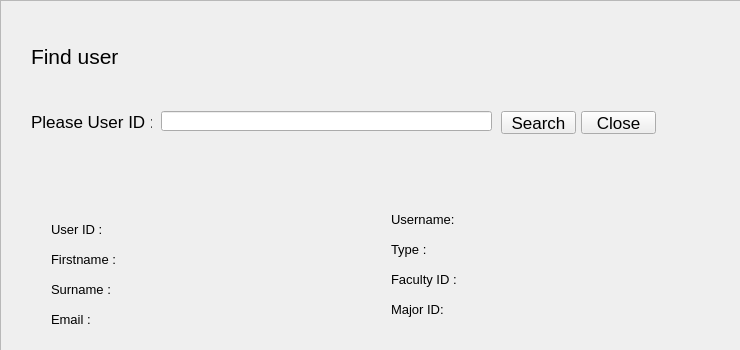
This is resources/UI/FindUsers.ui in Poom1997/gman as Qt 5 draws it before an edit. The edited form follows.
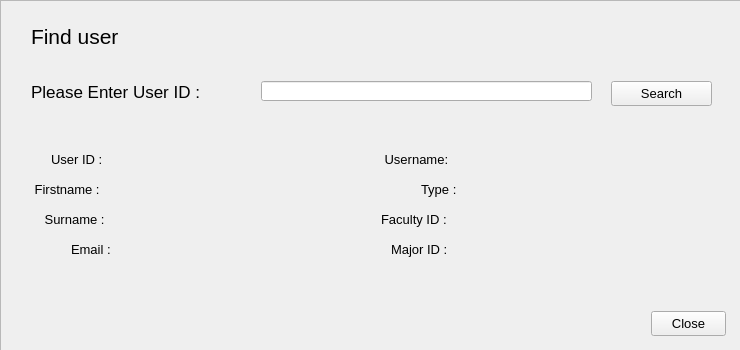
This is the edited form.

Patch:
```diff
--- a/resources/UI/FindUsers.ui
+++ b/resources/UI/FindUsers.ui
@@ -62,7 +62,7 @@
      <property name="geometry">
       <rect>
        <x>30</x>
-       <y>40</y>
+       <y>20</y>
        <width>171</width>
        <height>31</height>
       </rect>
@@ -80,20 +80,20 @@
      <property name="geometry">
       <rect>
        <x>30</x>
-       <y>110</y>
-       <width>121</width>
+       <y>80</y>
+       <width>221</width>
        <height>21</height>
       </rect>
      </property>
      <property name="text">
-      <string>Please User ID :</string>
+      <string>Please Enter User ID :</string>
      </property>
     </widget>
     <widget class="QLineEdit" name="lineEdit">
      <property name="geometry">
       <rect>
-       <x>160</x>
-       <y>110</y>
+       <x>260</x>
+       <y>80</y>
        <width>331</width>
        <height>20</height>
       </rect>
@@ -102,12 +102,17 @@
     <widget class="QPushButton" name="pushButton">
      <property name="geometry">
       <rect>
-       <x>500</x>
-       <y>110</y>
-       <width>75</width>
-       <height>23</height>
+       <x>610</x>
+       <y>80</y>
+       <width>101</width>
+       <height>25</height>
       </rect>
      </property>
+     <property name="font">
+      <font>
+       <pointsize>10</pointsize>
+      </font>
+     </property>
      <property name="text">
       <string>Search</string>
      </property>
@@ -115,12 +120,17 @@
     <widget class="QPushButton" name="pushButton_3">
      <property name="geometry">
       <rect>
-       <x>580</x>
-       <y>110</y>
+       <x>650</x>
+       <y>310</y>
        <width>75</width>
-       <height>23</height>
+       <height>25</height>
       </rect>
      </property>
+     <property name="font">
+      <font>
+       <pointsize>10</pointsize>
+      </font>
+     </property>
      <property name="text">
       <string>Close</string>
      </property>
@@ -129,7 +139,7 @@
      <property name="geometry">
       <rect>
        <x>50</x>
-       <y>220</y>
+       <y>150</y>
        <width>71</width>
        <height>16</height>
       </rect>
@@ -146,8 +156,8 @@
     <widget class="QLabel" name="label_4">
      <property name="geometry">
       <rect>
-       <x>50</x>
-       <y>250</y>
+       <x>30</x>
+       <y>180</y>
        <width>91</width>
        <height>16</height>
       </rect>
@@ -158,15 +168,15 @@
       </font>
      </property>
      <property name="text">
-      <string>Firstname :</string>
+      <string> Firstname :</string>
      </property>
     </widget>
     <widget class="QLabel" name="label_5">
      <property name="geometry">
       <rect>
-       <x>50</x>
-       <y>280</y>
-       <width>71</width>
+       <x>40</x>
+       <y>210</y>
+       <width>81</width>
        <height>16</height>
       </rect>
      </property>
@@ -176,15 +186,15 @@
       </font>
      </property>
      <property name="text">
-      <string>Surname :</string>
+      <string> Surname :</string>
      </property>
     </widget>
     <widget class="QLabel" name="label_7">
      <property name="geometry">
       <rect>
-       <x>50</x>
-       <y>310</y>
-       <width>41</width>
+       <x>70</x>
+       <y>240</y>
+       <width>61</width>
        <height>16</height>
       </rect>
      </property>
@@ -200,9 +210,9 @@
     <widget class="QLabel" name="label_8">
      <property name="geometry">
       <rect>
-       <x>390</x>
-       <y>210</y>
-       <width>71</width>
+       <x>380</x>
+       <y>150</y>
+       <width>91</width>
        <height>16</height>
       </rect>
      </property>
@@ -212,14 +222,14 @@
       </font>
      </property>
      <property name="text">
-      <string>Username:</string>
+      <string> Username:</string>
      </property>
     </widget>
     <widget class="QLabel" name="label_9">
      <property name="geometry">
       <rect>
-       <x>390</x>
-       <y>240</y>
+       <x>420</x>
+       <y>180</y>
        <width>51</width>
        <height>16</height>
       </rect>
@@ -236,9 +246,9 @@
     <widget class="QLabel" name="label_10">
      <property name="geometry">
       <rect>
-       <x>390</x>
-       <y>270</y>
-       <width>71</width>
+       <x>380</x>
+       <y>210</y>
+       <width>91</width>
        <height>16</height>
       </rect>
      </property>
@@ -255,8 +265,8 @@
      <property name="geometry">
       <rect>
        <x>390</x>
-       <y>300</y>
-       <width>61</width>
+       <y>240</y>
+       <width>81</width>
        <height>16</height>
       </rect>
      </property>
@@ -266,15 +276,15 @@
       </font>
      </property>
      <property name="text">
-      <string>Major ID:</string>
+      <string>Major ID :</string>
      </property>
     </widget>
     <widget class="QLabel" name="label_16">
      <property name="geometry">
       <rect>
-       <x>110</x>
-       <y>220</y>
-       <width>171</width>
+       <x>130</x>
+       <y>150</y>
+       <width>231</width>
        <height>16</height>
       </rect>
      </property>
@@ -290,9 +300,9 @@
     <widget class="QLabel" name="label_17">
      <property name="geometry">
       <rect>
-       <x>120</x>
-       <y>250</y>
-       <width>171</width>
+       <x>130</x>
+       <y>180</y>
+       <width>231</width>
        <height>16</height>
       </rect>
      </property>
@@ -308,9 +318,9 @@
     <widget class="QLabel" name="label_18">
      <property name="geometry">
       <rect>
-       <x>120</x>
-       <y>280</y>
-       <width>171</width>
+       <x>130</x>
+       <y>210</y>
+       <width>231</width>
        <height>16</height>
       </rect>
      </property>
@@ -326,9 +336,9 @@
     <widget class="QLabel" name="label_19">
      <property name="geometry">
       <rect>
-       <x>100</x>
-       <y>310</y>
-       <width>171</width>
+       <x>130</x>
+       <y>240</y>
+       <width>231</width>
        <height>16</height>
       </rect>
      </property>
@@ -344,9 +354,9 @@
     <widget class="QLabel" name="label_20">
      <property name="geometry">
       <rect>
-       <x>430</x>
-       <y>210</y>
-       <width>171</width>
+       <x>480</x>
+       <y>150</y>
+       <width>221</width>
        <height>16</height>
       </rect>
      </property>
@@ -362,9 +372,9 @@
     <widget class="QLabel" name="label_21">
      <property name="geometry">
       <rect>
-       <x>440</x>
-       <y>240</y>
-       <width>171</width>
+       <x>480</x>
+       <y>180</y>
+       <width>221</width>
        <height>16</height>
       </rect>
      </property>
@@ -380,9 +390,9 @@
     <widget class="QLabel" name="label_22">
      <property name="geometry">
       <rect>
-       <x>460</x>
-       <y>270</y>
-       <width>171</width>
+       <x>480</x>
+       <y>210</y>
+       <width>221</width>
        <height>16</height>
       </rect>
      </property>
@@ -398,9 +408,9 @@
     <widget class="QLabel" name="label_23">
      <property name="geometry">
       <rect>
-       <x>450</x>
-       <y>300</y>
-       <width>171</width>
+       <x>480</x>
+       <y>240</y>
+       <width>221</width>
        <height>16</height>
       </rect>
      </property>
```
Left out of the diff: 22 changed lines with no effect on the pictures.
